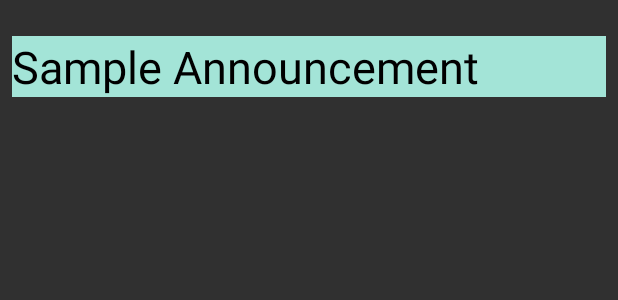
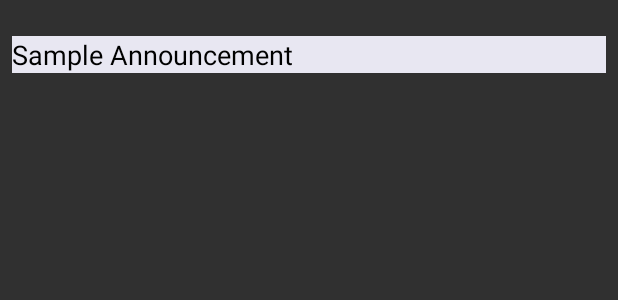
Before and after one commit to iamAvnishSharma/Brightv2, an Android app: the layout feed_list.xml on its own in the app's theme, with its tools: preview values and no code run, on a phone screen of 412 x 824 dp. Shown: the top 300 px of the screen. Run offline under Robolectric (Android 15) with nearby library versions, the phone set to English and light mode, and no system bars; network calls fail.

Commit message:
minor fix

```diff
--- a/app/src/main/res/layout/feed_list.xml
+++ b/app/src/main/res/layout/feed_list.xml
@@ -15,8 +15,8 @@ android:orientation="vertical">
         android:layout_width="match_parent"
         android:layout_height="wrap_content"
         android:layout_marginTop="16dp"
-        android:textSize="30dp"
-        android:background="@color/lightBlue"
+        android:textSize="18dp"
+        android:background="@color/pearlwhite"
         android:text="Sample Announcement"
         android:textAppearance="@style/Base.TextAppearance.AppCompat.Small"
         android:textColor="#000000"
```
